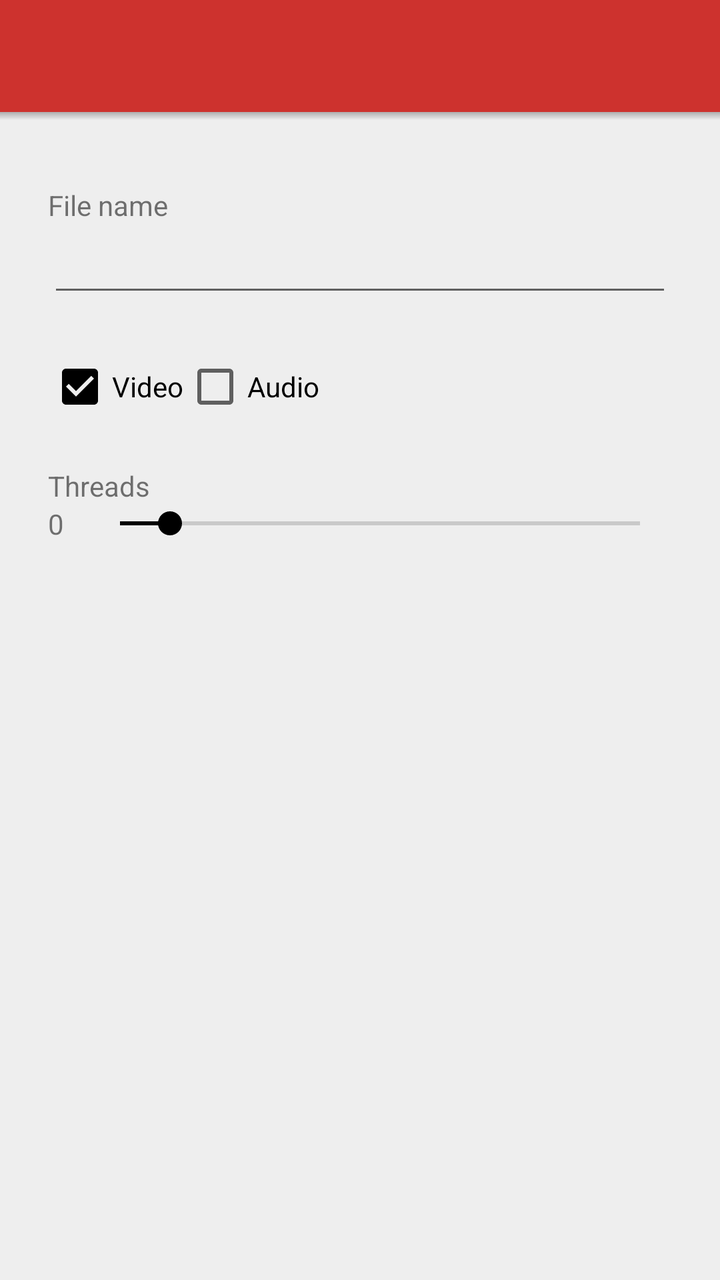
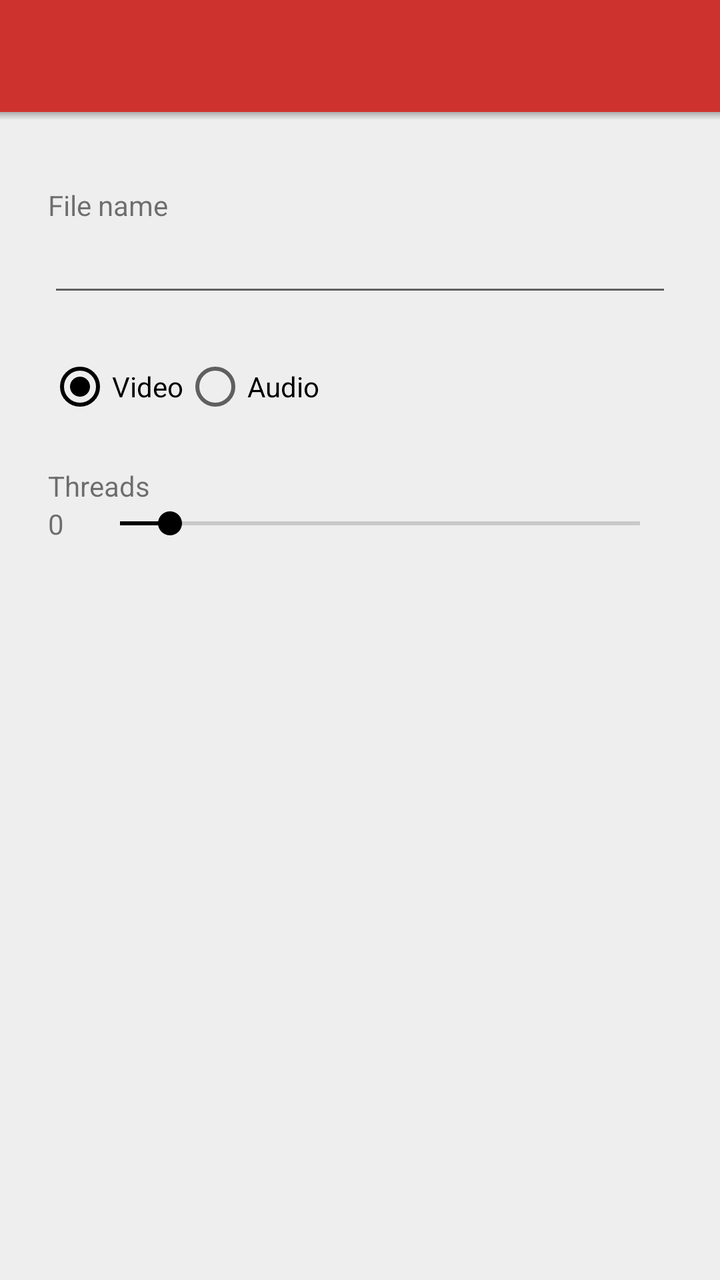

An Android layout rendered at two revisions. The XML below is the earlier revision; the diff shows what the commit changed to produce the second picture.
<!-- AndroidManifest.xml: application theme AppTheme -->
<!-- res/layout/dialog_url.xml -->
<LinearLayout
	xmlns:android="http://schemas.android.com/apk/res/android"
	android:layout_width="match_parent"
	android:layout_height="match_parent"
	android:orientation="vertical">

	<android.support.v7.widget.Toolbar
		android:id="@+id/toolbar"
		android:layout_width="match_parent"
		android:layout_height="wrap_content"
		android:theme="@style/NewPipeActionbarTheme" />

	<View
		android:layout_width="match_parent"
		android:layout_height="4dp"
		android:background="@drawable/action_shadow"/>

	<LinearLayout
		android:layout_width="match_parent"
		android:layout_height="wrap_content"
		android:layout_marginLeft="24dp"
		android:layout_marginRight="24dp"
		android:layout_marginTop="9dp"
		android:layout_marginBottom="24dp"
		android:gravity="center_vertical"
		android:orientation="vertical">

	</LinearLayout>


	<LinearLayout
		android:layout_width="match_parent"
		android:layout_height="wrap_content"
		android:layout_marginLeft="24dp"
		android:layout_marginRight="24dp"
		android:layout_marginBottom="24dp"
		android:gravity="center_vertical"
		android:orientation="vertical">
		
		<TextView
			android:layout_width="match_parent"
			android:layout_height="wrap_content"
			android:text="@string/msg_name"/>

		<EditText
			android:id="@+id/file_name"
			android:layout_width="match_parent"
			android:layout_height="wrap_content"
			android:singleLine="true"/>

	</LinearLayout>

	<LinearLayout
		android:layout_width="match_parent"
		android:layout_height="wrap_content"
		android:layout_marginLeft="24dp"
		android:layout_marginRight="24dp"
		android:layout_marginBottom="24dp"
		android:gravity="left"
		android:orientation="horizontal">
			<CheckBox android:id="@+id/video"
				android:layout_width="wrap_content"
				android:layout_height="wrap_content"
				android:text="@string/video"
				android:checked="true"/>
			<CheckBox android:id="@+id/audio"
				android:layout_width="wrap_content"
				android:layout_height="wrap_content"
				android:text="@string/audio" />
	</LinearLayout>
	
	<LinearLayout
		android:layout_width="match_parent"
		android:layout_height="wrap_content"
		android:layout_marginLeft="24dp"
		android:layout_marginRight="24dp"
		android:layout_marginBottom="24dp"
		android:gravity="center_vertical"
		android:orientation="vertical">
	
		<TextView
			android:layout_width="match_parent"
			android:layout_height="wrap_content"
			android:text="@string/msg_threads"/>
		
		<LinearLayout
			android:layout_width="match_parent"
			android:layout_height="wrap_content"
			android:gravity="center_vertical"
			android:orientation="horizontal">
		
			<TextView
				android:id="@+id/threads_count"
				android:layout_width="20dp"
				android:layout_height="wrap_content"
				android:text="0"/>
		
			<SeekBar
				android:id="@+id/threads"
				android:layout_width="match_parent"
				android:layout_height="wrap_content"
				android:max="31"
				android:progress="3"/>
		
		</LinearLayout>
		
	</LinearLayout>
	
</LinearLayout>
<!-- resources referenced by this layout -->
<resources>
  <!-- drawable action_shadow (drawable) -->
  <?xml version="1.0" encoding="utf-8"?>
  <shape
  	xmlns:android="http://schemas.android.com/apk/res/android"
  	android:shape="rectangle">
  
  	<gradient
  		android:startColor="#44000000"
  		android:endColor="#00000000"
  		android:angle="270"
  		android:type="linear"/>
  
  </shape>
  <string name="audio">Audio</string>
  <string name="msg_name">File name</string>
  <string name="msg_threads">Threads</string>
  <string name="video">Video</string>
  <style name="NewPipeActionbarTheme" parent="Widget.AppCompat.Light.ActionBar.Solid">
          <item name="android:displayOptions">showHome</item>
          <item name="displayOptions">showHome</item>
          <item name="android:background">@color/light_youtube_primary_color</item>
          <item name="background">@color/light_youtube_primary_color</item>
      </style>
  <style name="AppTheme" parent="Theme.AppCompat.Light">
          <item name="android:actionBarStyle">@style/NewPipeActionbarTheme</item>
          <item name="actionBarStyle">@style/NewPipeActionbarTheme</item>
          <item name="colorPrimary">@color/light_youtube_primary_color</item>
          <item name="colorPrimaryDark">@color/light_youtube_dark_color</item>
          <item name="colorAccent">@color/light_youtube_accent_color</item>
          <item name="android:windowBackground">@color/light_background_color</item>
      </style>
  <color name="light_youtube_primary_color">#CD322E</color>
  <color name="light_youtube_dark_color">#BC211D</color>
  <color name="light_youtube_accent_color">#000000</color>
  <color name="light_background_color">#EEEEEE</color>
</resources>

<!-- the commit's change to res/layout/dialog_url.xml (unified diff, before → after) -->
@@ -58,15 +58,21 @@
 		android:layout_marginBottom="24dp"
 		android:gravity="left"
 		android:orientation="horizontal">
-			<CheckBox android:id="@+id/video"
+		<RadioGroup
+			android:id="@+id/video_audio_group"
+			android:layout_height="wrap_content"
+			android:layout_width="wrap_content"
+			android:orientation="horizontal">
+			<RadioButton android:id="@+id/video_button"
 				android:layout_width="wrap_content"
 				android:layout_height="wrap_content"
 				android:text="@string/video"
 				android:checked="true"/>
-			<CheckBox android:id="@+id/audio"
+			<RadioButton android:id="@+id/audio_button"
 				android:layout_width="wrap_content"
 				android:layout_height="wrap_content"
 				android:text="@string/audio" />
+		</RadioGroup>
 	</LinearLayout>
 	
 	<LinearLayout
